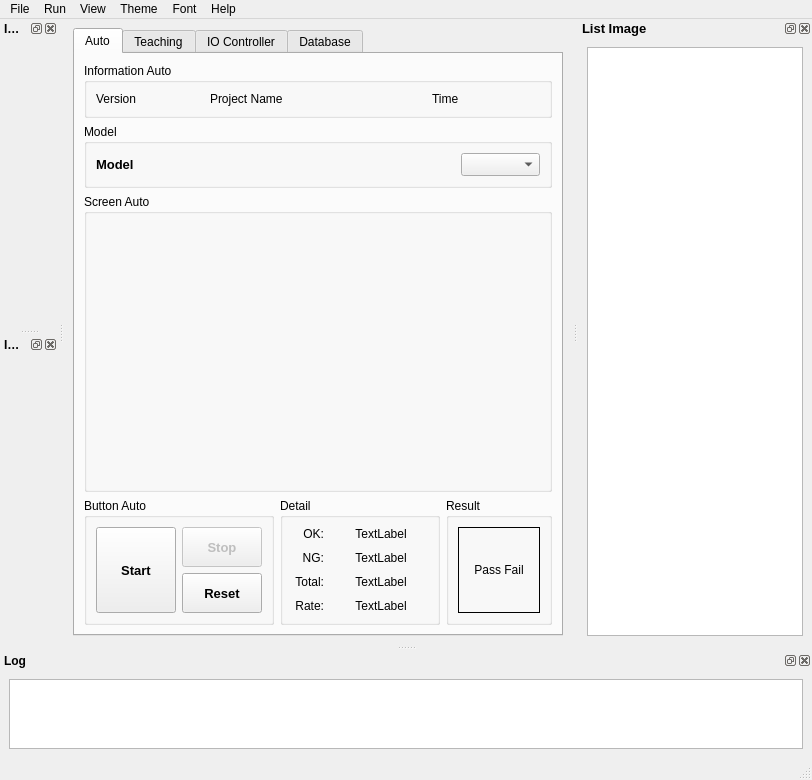
Qt form ui/MainWindow.ui (vananh2606/ProjectProcessingImage) before a commit.
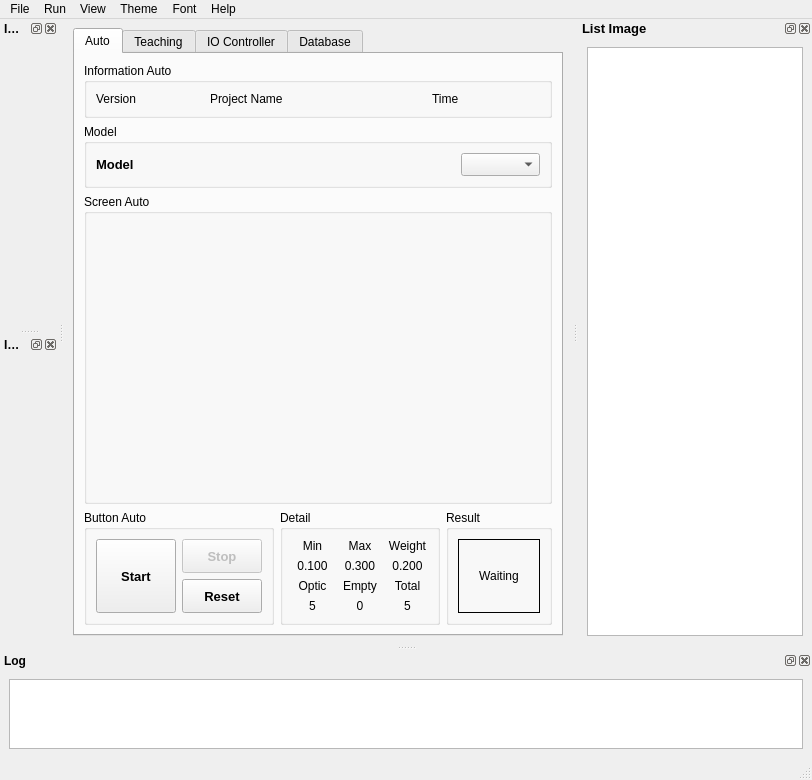
The same form after that commit. The open tabs and pages were chosen to show the change.

```diff
--- a/ui/MainWindow.ui
+++ b/ui/MainWindow.ui
@@ -30,7 +30,7 @@
        </sizepolicy>
       </property>
       <property name="currentIndex">
-       <number>1</number>
+       <number>0</number>
       </property>
       <property name="movable">
        <bool>true</bool>
@@ -39,7 +39,41 @@
        <attribute name="title">
         <string>Auto</string>
        </attribute>
-       <layout class="QGridLayout" name="gridLayoutAuto" rowstretch="1,1,12,4" columnstretch="2,3,2">
+       <layout class="QGridLayout" name="gridLayoutAuto" rowstretch="1,1,8,2" columnstretch="2,3,2">
+        <item row="1" column="0" colspan="3">
+         <widget class="QGroupBox" name="groupBoxModel">
+          <property name="title">
+           <string>Model</string>
+          </property>
+          <layout class="QGridLayout" name="gridLayout_9" columnstretch="5,1">
+           <item row="0" column="0">
+            <widget class="QLabel" name="label_model">
+             <property name="font">
+              <font>
+               <pointsize>10</pointsize>
+               <weight>75</weight>
+               <bold>true</bold>
+              </font>
+             </property>
+             <property name="text">
+              <string>Model</string>
+             </property>
+            </widget>
+           </item>
+           <item row="0" column="1">
+            <widget class="QComboBox" name="combo_model">
+             <property name="font">
+              <font>
+               <pointsize>10</pointsize>
+               <weight>50</weight>
+               <bold>false</bold>
+              </font>
+             </property>
+            </widget>
+           </item>
+          </layout>
+         </widget>
+        </item>
         <item row="3" column="2">
          <widget class="QGroupBox" name="groupBoxResult">
           <property name="sizePolicy">
@@ -64,7 +98,7 @@
               <enum>QFrame::Box</enum>
              </property>
              <property name="text">
-              <string>Pass Fail</string>
+              <string>Waiting</string>
              </property>
              <property name="alignment">
               <set>Qt::AlignCenter</set>
@@ -74,154 +108,18 @@
           </layout>
          </widget>
         </item>
-        <item row="3" column="1">
-         <widget class="QGroupBox" name="groupBoxDetail">
+        <item row="2" column="0" colspan="3">
+         <widget class="QGroupBox" name="groupBoxAuto">
           <property name="sizePolicy">
            <sizepolicy hsizetype="Expanding" vsizetype="Expanding">
-            <horstretch>0</horstretch>
-            <verstretch>0</verstretch>
+            <horstretch>10</horstretch>
+            <verstretch>15</verstretch>
            </sizepolicy>
           </property>
           <property name="title">
-           <string>Detail</string>
+           <string>Screen Auto</string>
           </property>
-          <layout class="QGridLayout" name="gridLayoutDetail" rowstretch="0,0,0,0,0,0" columnstretch="1,3">
-           <property name="spacing">
-            <number>10</number>
-           </property>
-           <item row="4" column="1">
-            <widget class="QLabel" name="label_text_total">
-             <property name="text">
-              <string>TextLabel</string>
-             </property>
-             <property name="alignment">
-              <set>Qt::AlignCenter</set>
-             </property>
-            </widget>
-           </item>
-           <item row="5" column="1">
-            <widget class="QLabel" name="label_text_rate">
-             <property name="text">
-              <string>TextLabel</string>
-             </property>
-             <property name="alignment">
-              <set>Qt::AlignCenter</set>
-             </property>
-            </widget>
-           </item>
-           <item row="5" column="0">
-            <widget class="QLabel" name="label_Rate">
-             <property name="font">
-              <font>
-               <weight>50</weight>
-               <italic>false</italic>
-               <bold>false</bold>
-              </font>
-             </property>
-             <property name="layoutDirection">
-              <enum>Qt::LeftToRight</enum>
-             </property>
-             <property name="frameShape">
-              <enum>QFrame::NoFrame</enum>
-             </property>
-             <property name="text">
-              <string>Rate:</string>
-             </property>
-             <property name="alignment">
-              <set>Qt::AlignRight|Qt::AlignTrailing|Qt::AlignVCenter</set>
-             </property>
-            </widget>
-           </item>
-           <item row="3" column="1">
-            <widget class="QLabel" name="label_text_ng">
-             <property name="text">
-              <string>TextLabel</string>
-             </property>
-             <property name="alignment">
-              <set>Qt::AlignCenter</set>
-             </property>
-            </widget>
-           </item>
-           <item row="4" column="0">
-            <widget class="QLabel" name="label_Total">
-             <property name="font">
-              <font>
-               <weight>50</weight>
-               <italic>false</italic>
-               <bold>false</bold>
-              </font>
-             </property>
-             <property name="layoutDirection">
-              <enum>Qt::LeftToRight</enum>
-             </property>
-             <property name="frameShape">
-              <enum>QFrame::NoFrame</enum>
-             </property>
-             <property name="text">
-              <string>Total:</string>
-             </property>
-             <property name="alignment">
-              <set>Qt::AlignRight|Qt::AlignTrailing|Qt::AlignVCenter</set>
-             </property>
-            </widget>
-           </item>
-           <item row="0" column="1">
-            <widget class="QLabel" name="label_text_ok">
-             <property name="text">
-              <string>TextLabel</string>
-             </property>
-             <property name="alignment">
-              <set>Qt::AlignCenter</set>
-             </property>
-            </widget>
-           </item>
-           <item row="3" column="0">
-            <widget class="QLabel" name="label_NG">
-             <property name="font">
-              <font>
-               <weight>50</weight>
-               <italic>false</italic>
-               <bold>false</bold>
-              </font>
-             </property>
-             <property name="layoutDirection">
-              <enum>Qt::LeftToRight</enum>
-             </property>
-             <property name="frameShape">
-              <enum>QFrame::NoFrame</enum>
-             </property>
-             <property name="text">
-              <string>NG:</string>
-             </property>
-             <property name="alignment">
-              <set>Qt::AlignRight|Qt::AlignTrailing|Qt::AlignVCenter</set>
-             </property>
-            </widget>
-           </item>
-           <item row="0" column="0">
-            <widget class="QLabel" name="label_OK">
-             <property name="font">
-              <font>
-               <weight>50</weight>
-               <italic>false</italic>
-               <bold>false</bold>
-              </font>
-             </property>
-             <property name="layoutDirection">
-              <enum>Qt::LeftToRight</enum>
-             </property>
-             <property name="frameShape">
-              <enum>QFrame::NoFrame</enum>
-             </property>
-             <property name="text">
-              <string>OK:</string>
-             </property>
-             <property name="alignment">
-              <set>Qt::AlignRight|Qt::AlignTrailing|Qt::AlignVCenter</set>
-             </property>
-            </widget>
-           </item>
-          </layout>
+          <layout class="QHBoxLayout" name="horizontalLayoutScreenAuto"/>
          </widget>
         </item>
         <item row="3" column="0">
@@ -347,48 +245,174 @@
           </layout>
          </widget>
         </item>
-        <item row="2" column="0" colspan="3">
-         <widget class="QGroupBox" name="groupBoxAuto">
+        <item row="3" column="1">
+         <widget class="QGroupBox" name="groupBoxDetail">
           <property name="sizePolicy">
            <sizepolicy hsizetype="Expanding" vsizetype="Expanding">
-            <horstretch>10</horstretch>
-            <verstretch>15</verstretch>
+            <horstretch>0</horstretch>
+            <verstretch>0</verstretch>
            </sizepolicy>
           </property>
           <property name="title">
-           <string>Screen Auto</string>
+           <string>Detail</string>
           </property>
-          <layout class="QHBoxLayout" name="horizontalLayoutScreenAuto"/>
-         </widget>
-        </item>
-        <item row="1" column="0" colspan="3">
-         <widget class="QGroupBox" name="groupBoxModel">
-          <property name="title">
-           <string>Model</string>
-          </property>
-          <layout class="QGridLayout" name="gridLayout_9" columnstretch="5,1">
+          <layout class="QGridLayout" name="gridLayout_10" columnstretch="1,1,1">
            <item row="0" column="0">
-            <widget class="QLabel" name="label_model">
-             <property name="font">
-              <font>
-               <pointsize>10</pointsize>
-               <weight>75</weight>
-               <bold>true</bold>
-              </font>
-             </property>
+            <widget class="QLabel" name="label_min">
              <property name="text">
-              <string>Model</string>
+              <string>Min</string>
+             </property>
+             <property name="alignment">
+              <set>Qt::AlignCenter</set>
              </property>
             </widget>
            </item>
            <item row="0" column="1">
-            <widget class="QComboBox" name="combo_model">
+            <widget class="QLabel" name="label_max">
+             <property name="text">
+              <string>Max</string>
+             </property>
+             <property name="alignment">
+              <set>Qt::AlignCenter</set>
+             </property>
+            </widget>
+           </item>
+           <item row="0" column="2">
+            <widget class="QLabel" name="label_weight">
+             <property name="text">
+              <string>Weight</string>
+             </property>
+             <property name="alignment">
+              <set>Qt::AlignCenter</set>
+             </property>
+            </widget>
+           </item>
+           <item row="1" column="0">
+            <widget class="QLabel" name="label_value_min">
+             <property name="text">
+              <string>0.100</string>
+             </property>
+             <property name="alignment">
+              <set>Qt::AlignCenter</set>
+             </property>
+            </widget>
+           </item>
+           <item row="1" column="1">
+            <widget class="QLabel" name="label_value_max">
+             <property name="text">
+              <string>0.300</string>
+             </property>
+             <property name="alignment">
+              <set>Qt::AlignCenter</set>
+             </property>
+            </widget>
+           </item>
+           <item row="1" column="2">
+            <widget class="QLabel" name="label_value_weight_auto">
+             <property name="text">
+              <string>0.200</string>
+             </property>
+             <property name="alignment">
+              <set>Qt::AlignCenter</set>
+             </property>
+            </widget>
+           </item>
+           <item row="2" column="0">
+            <widget class="QLabel" name="label_optic">
              <property name="font">
               <font>
-               <pointsize>10</pointsize>
                <weight>50</weight>
+               <italic>false</italic>
                <bold>false</bold>
               </font>
+             </property>
+             <property name="layoutDirection">
+              <enum>Qt::LeftToRight</enum>
+             </property>
+             <property name="frameShape">
+              <enum>QFrame::NoFrame</enum>
+             </property>
+             <property name="text">
+              <string>Optic</string>
+             </property>
+             <property name="alignment">
+              <set>Qt::AlignCenter</set>
+             </property>
+            </widget>
+           </item>
+           <item row="2" column="1">
+            <widget class="QLabel" name="label_empty">
+             <property name="font">
+              <font>
+               <weight>50</weight>
+               <italic>false</italic>
+               <bold>false</bold>
+              </font>
+             </property>
+             <property name="layoutDirection">
+              <enum>Qt::LeftToRight</enum>
+             </property>
+             <property name="frameShape">
+              <enum>QFrame::NoFrame</enum>
+             </property>
+             <property name="text">
+              <string>Empty</string>
+             </property>
+             <property name="alignment">
+              <set>Qt::AlignCenter</set>
+             </property>
+            </widget>
+           </item>
+           <item row="2" column="2">
+            <widget class="QLabel" name="label_total">
+             <property name="font">
+              <font>
+               <weight>50</weight>
+               <italic>false</italic>
+               <bold>false</bold>
+              </font>
+             </property>
+             <property name="layoutDirection">
+              <enum>Qt::LeftToRight</enum>
+             </property>
+             <property name="frameShape">
+              <enum>QFrame::NoFrame</enum>
+             </property>
+             <property name="text">
+              <string>Total</string>
+             </property>
+             <property name="alignment">
+              <set>Qt::AlignCenter</set>
+             </property>
+            </widget>
+           </item>
+           <item row="3" column="0">
+            <widget class="QLabel" name="label_value_optic">
+             <property name="text">
+              <string>5</string>
+             </property>
+             <property name="alignment">
+              <set>Qt::AlignCenter</set>
+             </property>
+            </widget>
+           </item>
+           <item row="3" column="1">
+            <widget class="QLabel" name="label_value_empty">
+             <property name="text">
+              <string>0</string>
+             </property>
+             <property name="alignment">
+              <set>Qt::AlignCenter</set>
+             </property>
+            </widget>
+           </item>
+           <item row="3" column="2">
+            <widget class="QLabel" name="label_value_total">
+             <property name="text">
+              <string>5</string>
+             </property>
+             <property name="alignment">
+              <set>Qt::AlignCenter</set>
              </property>
             </widget>
            </item>
@@ -575,7 +599,7 @@
               </size>
              </property>
              <property name="currentIndex">
-              <number>7</number>
+              <number>0</number>
              </property>
              <property name="movable">
               <bool>true</bool>
```
